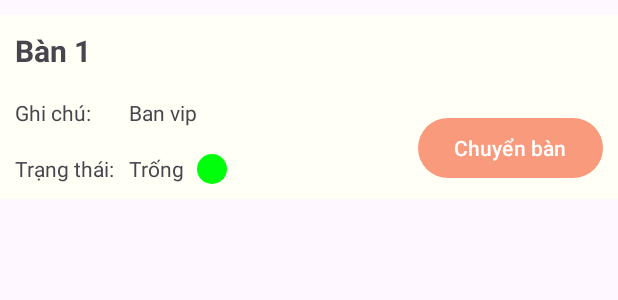
After one commit to ngantrandev/App-Quan-An-Android-Java, an Android app: the layout item_chuyenban.xml on its own in the app's theme, with its tools: preview values and no code run, on a phone screen of 412 x 824 dp. The commit adds this screen. Shown: the top 300 px of the screen. Run offline under Robolectric (Android 15) with nearby library versions, the phone set to English and light mode, and no system bars.

Commit message:
chuyển bàn thành công

```diff
--- /dev/null
+++ b/app/src/main/java/com/example/quanlyquanan/hao/OnTransferTable.java
@@ -0,0 +1,5 @@
+package com.example.quanlyquanan.hao;
+
+public interface OnTransferTable {
+    void onTransferTable();
+}
--- a/app/src/main/java/com/example/quanlyquanan/setting/MyApplication.java
+++ b/app/src/main/java/com/example/quanlyquanan/setting/MyApplication.java
@@ -4,7 +4,7 @@ import android.Manifest;
 import android.app.Application;
 
 public class MyApplication extends Application {
-    public static final String BASE_API_URL = "http://192.168.10.143:8080";
+    public static final String BASE_API_URL = "http://10.251.0.19:8080";
     public static final String MESSAGE_TOAST_CREATEFOOD_SUCCESS ="Thêm món ăn thành công";
     public static final String MESSAGE_TOAST_CREATEFOOD_FAILED ="Thêm món ăn thất bại";
     public static final String MESSAGE_TOAST_SERVER_NOTRESPONSE = "Máy chủ không thể phản hồi";
--- a/app/src/main/res/layout/activity_sign_in.xml
+++ b/app/src/main/res/layout/activity_sign_in.xml
@@ -81,6 +81,7 @@
                 android:backgroundTint="@null"
                 android:drawableLeft="@drawable/ic_lock"
                 android:hint="Mật khẩu"
+                android:inputType="textPassword"
                 android:paddingLeft="15dp" />
 
             <Button
--- /dev/null
+++ b/app/src/main/res/layout/item_chuyenban.xml
@@ -0,0 +1,79 @@
+<?xml version="1.0" encoding="utf-8"?>
+<androidx.constraintlayout.widget.ConstraintLayout xmlns:android="http://schemas.android.com/apk/res/android"
+    xmlns:app="http://schemas.android.com/apk/res-auto"
+    xmlns:tools="http://schemas.android.com/tools"
+    android:layout_width="match_parent"
+    android:padding="10dp"
+    android:layout_marginTop="10dp"
+    android:layout_marginBottom="20dp"
+    android:background="@color/bg_color_item_food"
+    android:layout_height="wrap_content">
+
+
+    <TextView
+        android:id="@+id/tv_tablename_item_chuyenban"
+        android:layout_width="wrap_content"
+        android:layout_height="wrap_content"
+        android:text="Bàn 1"
+        android:textStyle="bold"
+        android:textSize="20dp"
+        app:layout_constraintStart_toStartOf="parent"
+        app:layout_constraintTop_toTopOf="parent" />
+
+    <TextView
+        android:id="@+id/textView23"
+        android:layout_width="wrap_content"
+        android:layout_height="wrap_content"
+        android:layout_marginTop="18dp"
+        android:text="Ghi chú:"
+        app:layout_constraintStart_toStartOf="@+id/tv_tablename_item_chuyenban"
+        app:layout_constraintTop_toBottomOf="@+id/tv_tablename_item_chuyenban" />
+
+    <TextView
+        android:id="@+id/textView24"
+        android:layout_width="wrap_content"
+        android:layout_height="wrap_content"
+        android:layout_marginTop="18dp"
+        android:text="Trạng thái:"
+        app:layout_constraintStart_toStartOf="@+id/textView23"
+        app:layout_constraintTop_toBottomOf="@+id/textView23" />
+
+    <ImageView
+        android:id="@+id/ic_status_item_chuyenban"
+        android:layout_width="20dp"
+        android:layout_height="20dp"
+        android:layout_marginStart="8dp"
+        app:layout_constraintBottom_toBottomOf="@+id/textView24"
+        app:layout_constraintStart_toEndOf="@+id/tv_status_item_chuyenban"
+        app:layout_constraintTop_toTopOf="@+id/textView24"
+        app:layout_constraintVertical_bias="0.0"
+        app:srcCompat="@drawable/circle_status_available" />
+
+    <TextView
+        android:id="@+id/tv_note_item_chuyenban"
+        android:layout_width="wrap_content"
+        android:layout_height="wrap_content"
+        android:text="Ban vip"
+        app:layout_constraintBottom_toBottomOf="@+id/textView23"
+        app:layout_constraintStart_toStartOf="@+id/tv_status_item_chuyenban"
+        app:layout_constraintTop_toTopOf="@+id/textView23" />
+
+    <Button
+        android:id="@+id/btn_modify_item_chuyenban"
+        android:layout_width="wrap_content"
+        android:layout_height="wrap_content"
+        android:text="Chuyển bàn"
+        app:layout_constraintBottom_toBottomOf="parent"
+        app:layout_constraintEnd_toEndOf="parent" />
+
+    <TextView
+        android:id="@+id/tv_status_item_chuyenban"
+        android:layout_width="wrap_content"
+        android:layout_height="wrap_content"
+        android:layout_marginStart="10dp"
+        android:text="@string/tv_tablestatus_available"
+        app:layout_constraintBottom_toBottomOf="@+id/textView24"
+        app:layout_constraintStart_toEndOf="@+id/textView24"
+        app:layout_constraintTop_toTopOf="@+id/textView24"
+        app:layout_constraintVertical_bias="0.0" />
+</androidx.constraintlayout.widget.ConstraintLayout>
```
Also changed, not shown: app/src/main/java/com/example/quanlyquanan/adapter/AdapterListTableChuyenBan.java (added, +206 -0 lines), app/src/main/java/com/example/quanlyquanan/api/TableApi.java (+7 -0 lines), app/src/main/java/com/example/quanlyquanan/hao/AdapterTable.java (+63 -48 lines), app/src/main/java/com/example/quanlyquanan/hao/activity_table_menu.java (+6 -2 lines), app/src/main/java/com/example/quanlyquanan/model/Table.java (+11 -10 lines), app/src/main/java/com/example/quanlyquanan/model/TransferTable.java (added, +27 -0 lines).
